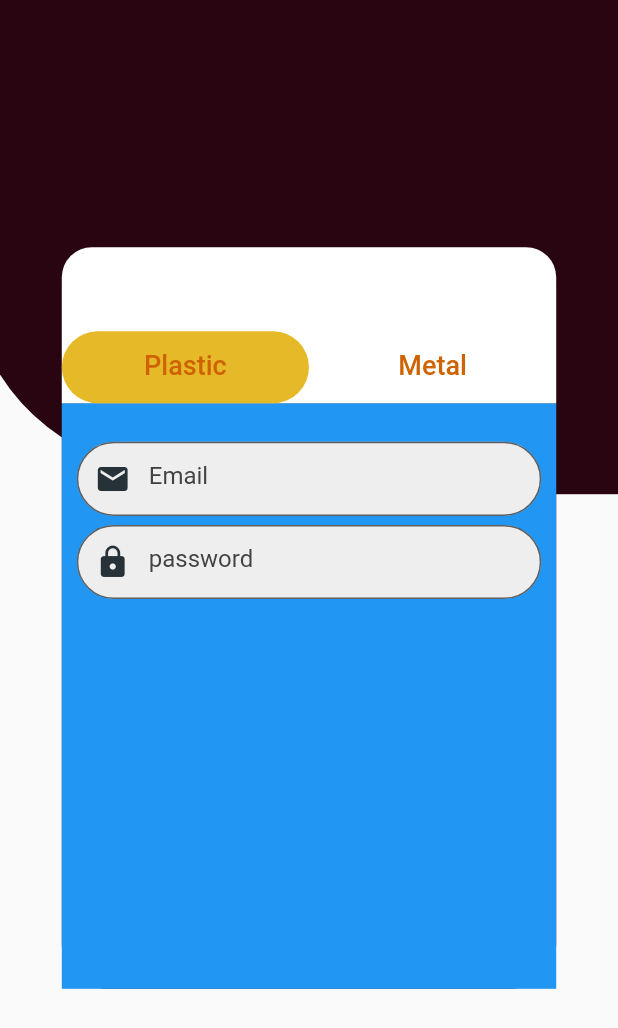
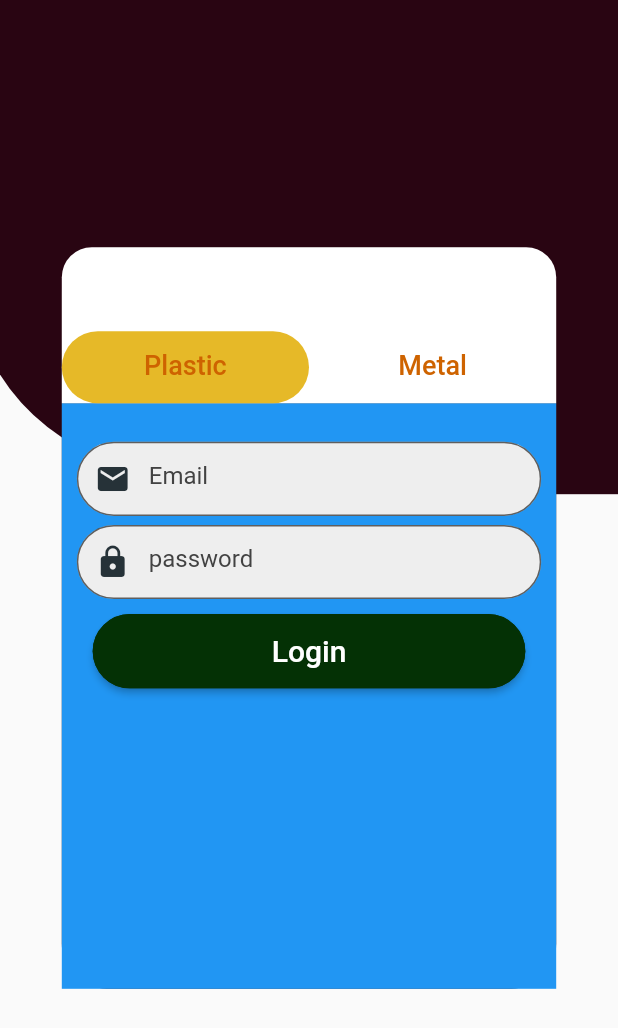
Before and after one commit to emilio-kariuki/youth, a Flutter app: the screen it shows after launch, on a phone screen of 412 x 824 dp. Shown: the top 1028 px of the screen. Run offline on Flutter 3.47's test engine with Material 2 defaults, Android fonts, the light colour scheme and no system bars; our stand-ins replace google_fonts.

Commit message:
April 3, 2022 4:24 PM

```diff
--- a/lib/Accounts/login.dart
+++ b/lib/Accounts/login.dart
@@ -130,7 +130,8 @@ class _LoginContentsState extends State<LoginContents> {
                                     ),
                                     // icon: Icon(Icons.mail,size:30,color: Colors.black),
                                     filled: true,
-                                    hintStyle: TextStyle(color: Colors.grey[800]),
+                                    hintStyle:
+                                        TextStyle(color: Colors.grey[800]),
                                     hoverColor: Colors.red,
                                     hintText: "Email",
                                     prefixIcon: Icon(Icons.mail,
@@ -153,7 +154,8 @@ class _LoginContentsState extends State<LoginContents> {
                                     ),
                                     // icon: Icon(Icons.mail,size:30,color: Colors.black),
                                     filled: true,
-                                    hintStyle: TextStyle(color: Colors.grey[800]),
+                                    hintStyle:
+                                        TextStyle(color: Colors.grey[800]),
                                     hoverColor: Colors.red,
                                     hintText: "password",
                                     prefixIcon: Icon(Icons.lock,
@@ -164,6 +166,36 @@ class _LoginContentsState extends State<LoginContents> {
                             ),
                           ),
                           SizedBox(height: 10),
+                          SizedBox(
+                            height: size.height * 0.06,
+                            width: size.width * 0.7,
+                            child: ElevatedButton(
+                              style: ButtonStyle(
+                                backgroundColor:
+                                    MaterialStateProperty.all(Color.fromARGB(255, 4, 49, 5)),
+                                // MaterialStateProperty<Color?>?
+                                shape: MaterialStateProperty.all<
+                                    RoundedRectangleBorder>(
+                                  RoundedRectangleBorder(
+                                    borderRadius: BorderRadius.circular(30.0),
+                                    side: BorderSide(
+                                      color: Color.fromARGB(255, 4, 49, 5),
+                                      width: 2.0,
+                                    ),
+                                  ),
+                                ),
+                              ),
+                              child: Text('Login',
+                                  style: GoogleFonts.roboto(fontSize: 20)),
+                              onPressed: () {
+                                setState(() {
+                                  Navigator.of(context).pushReplacement(
+                                      MaterialPageRoute(
+                                          builder: (context) => Login()));
+                                });
+                              },
+                            ),
+                          ),
                         ],
                       ),
                     ),
```
